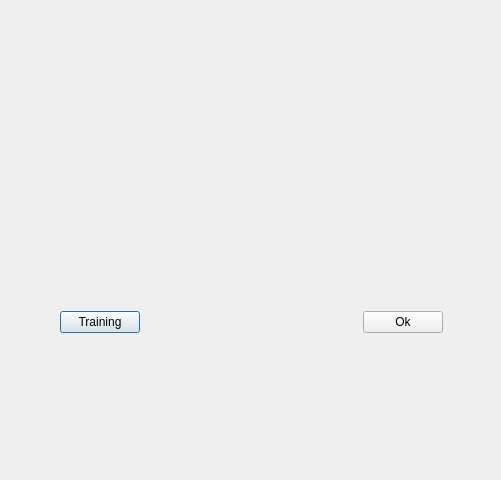
Old version of the form ui_points.ui in the repository geometalab/Quiz-QGIS-Plugin.
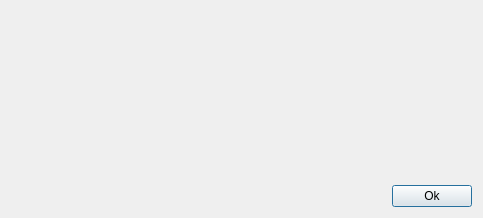
New version of the form.

```diff
--- a/ui_points.ui
+++ b/ui_points.ui
@@ -6,41 +6,63 @@
    <rect>
     <x>0</x>
     <y>0</y>
-    <width>501</width>
-    <height>480</height>
+    <width>483</width>
+    <height>218</height>
    </rect>
   </property>
   <property name="windowTitle">
    <string>Punkte</string>
   </property>
-  <widget class="QWidget" name="">
-   <property name="geometry">
-    <rect>
-     <x>60</x>
-     <y>190</y>
-     <width>383</width>
-     <height>143</height>
-    </rect>
-   </property>
    <layout class="QVBoxLayout" name="verticalLayout">
     <item>
+    <spacer name="verticalSpacer_2">
+     <property name="orientation">
+      <enum>Qt::Vertical</enum>
+     </property>
+     <property name="sizeHint" stdset="0">
+      <size>
+       <width>20</width>
+       <height>65</height>
+      </size>
+     </property>
+    </spacer>
+   </item>
+   <item>
+    <layout class="QHBoxLayout" name="horizontalLayout_2">
+     <item>
+      <spacer name="horizontalSpacer_2">
+       <property name="orientation">
+        <enum>Qt::Horizontal</enum>
+       </property>
+       <property name="sizeHint" stdset="0">
+        <size>
+         <width>40</width>
+         <height>20</height>
+        </size>
+       </property>
+      </spacer>
+     </item>
+     <item>
      <widget class="QLabel" name="label">
-      <property name="minimumSize">
-       <size>
-        <width>381</width>
-        <height>0</height>
-       </size>
-      </property>
-      <property name="maximumSize">
-       <size>
-        <width>381</width>
-        <height>16777215</height>
-       </size>
-      </property>
       <property name="text">
-       <string>&lt;html&gt;&lt;head/&gt;&lt;body&gt;&lt;p align=&quot;center&quot;&gt;&lt;br/&gt;&lt;/p&gt;&lt;/body&gt;&lt;/html&gt;</string>
-      </property>
-     </widget>
+        <string/>
+       </property>
+      </widget>
+     </item>
+     <item>
+      <spacer name="horizontalSpacer_3">
+       <property name="orientation">
+        <enum>Qt::Horizontal</enum>
+       </property>
+       <property name="sizeHint" stdset="0">
+        <size>
+         <width>40</width>
+         <height>20</height>
+        </size>
+       </property>
+      </spacer>
+     </item>
+    </layout>
     </item>
     <item>
      <spacer name="verticalSpacer">
@@ -50,32 +72,13 @@
       <property name="sizeHint" stdset="0">
        <size>
         <width>20</width>
-        <height>78</height>
+       <height>64</height>
        </size>
       </property>
      </spacer>
     </item>
     <item>
      <layout class="QHBoxLayout" name="horizontalLayout">
-      <item>
-       <widget class="QPushButton" name="pushButton_2">
-        <property name="enabled">
-         <bool>true</bool>
-        </property>
-        <property name="text">
-         <string>Training</string>
-        </property>
-        <property name="autoDefault">
-         <bool>true</bool>
-        </property>
-        <property name="default">
-         <bool>true</bool>
-        </property>
-        <property name="flat">
-         <bool>false</bool>
-        </property>
-       </widget>
-      </item>
       <item>
        <spacer name="horizontalSpacer">
         <property name="orientation">
@@ -99,7 +102,6 @@
      </layout>
     </item>
    </layout>
-  </widget>
  </widget>
  <resources>
   <include location="resources.qrc"/>
```
Lines whose indentation alone changed are shown as unchanged.
